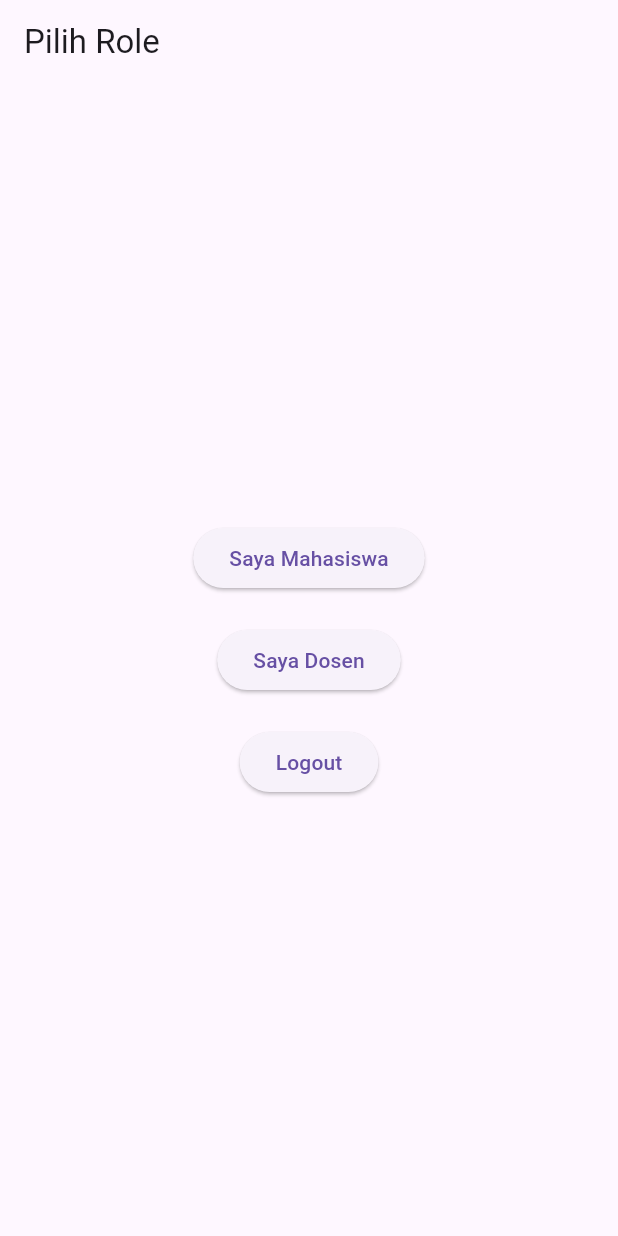
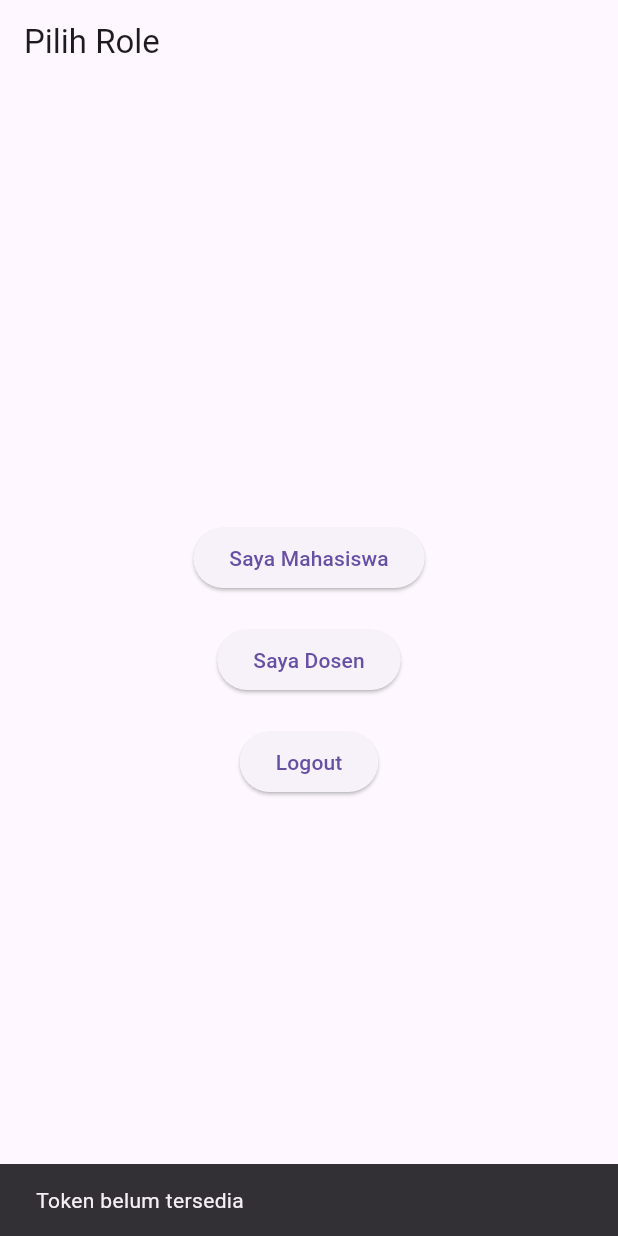
Before and after one commit to Fauzaaannn/quiz_app_websocket, a Flutter app: the RoleSelectionPage screen opened directly with empty values, after a tap on "Saya Mahasiswa", on a phone screen of 412 x 824 dp. Run offline on Flutter 3.47's test engine with Material 3 defaults, Android fonts, the phone set to English and light mode, and no system bars; our stand-ins replace app_links, bloc, equatable, flutter_bloc; network calls fail.

Commit message:
implement cubit in auth - trial

```diff
--- /dev/null
+++ b/quiz_websocket/lib/features/AuthCubit/domain/repositories/auth_repository.dart
@@ -0,0 +1,10 @@
+class RoleSelectResult {
+  final String message;
+  final String? userName;
+  RoleSelectResult({required this.message, this.userName});
+}
+
+abstract class AuthRepository {
+  Future<RoleSelectResult> selectRole({required String token, required String role});
+  Future<void> logout();
+}
--- /dev/null
+++ b/quiz_websocket/lib/features/AuthCubit/presentation/cubit/authcubit_cubit.dart
@@ -0,0 +1,46 @@
+import 'package:bloc/bloc.dart';
+import 'package:equatable/equatable.dart';
+import '../../domain/repositories/auth_repository.dart';
+
+part 'authcubit_state.dart';
+
+class AuthcubitCubit extends Cubit<AuthcubitState> {
+  final AuthRepository _repo;
+  String? _token;
+
+  AuthcubitCubit(this._repo) : super(AuthcubitInitial());
+
+  void setToken(String token) {
+    _token = token;
+    emit(AuthAuthenticated(token: token));
+  }
+
+  Future<void> selectRole(String role) async {
+    final t = _token;
+    if (t == null) {
+      emit(const AuthError('Token belum tersedia'));
+      return;
+    }
+    emit(AuthLoading());
+    try {
+      final result = await _repo.selectRole(token: t, role: role);
+      emit(AuthAuthenticated(
+        token: t,
+        userName: result.userName,
+        role: role,
+        message: result.message,
+      ));
+    } catch (e) {
+      emit(AuthError(e.toString()));
+    }
+  }
+
+  Future<void> logout() async {
+    try {
+      await _repo.logout();
+    } finally {
+      _token = null;
+      emit(AuthUnauthenticated());
+    }
+  }
+}
--- /dev/null
+++ b/quiz_websocket/lib/features/AuthCubit/presentation/cubit/authcubit_state.dart
@@ -0,0 +1,49 @@
+part of 'authcubit_cubit.dart';
+
+abstract class AuthcubitState extends Equatable {
+  const AuthcubitState();
+  @override
+  List<Object?> get props => [];
+}
+
+class AuthcubitInitial extends AuthcubitState {}
+
+class AuthLoading extends AuthcubitState {}
+
+class AuthUnauthenticated extends AuthcubitState {}
+
+class AuthAuthenticated extends AuthcubitState {
+  final String token;
+  final String? userName;
+  final String? role;
+  final String? message;
+  const AuthAuthenticated({
+    required this.token,
+    this.userName,
+    this.role,
+    this.message,
+  });
+
+  AuthAuthenticated copyWith({
+    String? token,
+    String? userName,
+    String? role,
+    String? message,
+  }) =>
+      AuthAuthenticated(
+        token: token ?? this.token,
+        userName: userName ?? this.userName,
+        role: role ?? this.role,
+        message: message ?? this.message,
+      );
+
+  @override
+  List<Object?> get props => [token, userName, role, message];
+}
+
+class AuthError extends AuthcubitState {
+  final String message;
+  const AuthError(this.message);
+  @override
+  List<Object?> get props => [message];
+}
--- a/quiz_websocket/lib/login_page.dart
+++ b/quiz_websocket/lib/login_page.dart
@@ -3,6 +3,8 @@ import 'package:app_links/app_links.dart';
 import 'package:flutter/material.dart';
 import 'package:quiz_websocket/role_selection_page.dart';
 import 'package:url_launcher/url_launcher.dart';
+import 'package:flutter_bloc/flutter_bloc.dart';
+import 'features/AuthCubit/presentation/cubit/authcubit_cubit.dart';
 
 class LoginPage extends StatefulWidget {
   const LoginPage({super.key});
@@ -24,13 +26,19 @@ class _LoginPageState extends State<LoginPage> {
   }
 
   void _handleUri(Uri? uri) {
-    if (uri != null && uri.scheme == 'com.yourapp') { // Cek skema URI
-      final token = uri.queryParameters['access_token']; // Ambil token dari parameter query
+    if (uri != null && uri.scheme == 'com.yourapp') {
+      // Cek skema URI
+      final token =
+          uri.queryParameters['access_token']; // Ambil token dari parameter query
       setState(() {
         _accessToken = token;
       });
       if (!_handledNavigation && token != null && mounted) {
         _handledNavigation = true;
+
+        // Simpan token ke Cubit
+        context.read<AuthcubitCubit>().setToken(token);
+
         // Stop listening to avoid duplicate navigations
         _sub?.cancel();
         Navigator.pushReplacement(
@@ -47,10 +55,13 @@ class _LoginPageState extends State<LoginPage> {
     _sub = _appLinks.uriLinkStream.listen(_handleUri);
   }
 
-  void _launchSSOLogin() async { // Meluncurkan proses login SSO
+  void _launchSSOLogin() async {
+    // Meluncurkan proses login SSO
     const loginUrl = 'http://localhost:3000/login'; // Ganti jika backend online
-    if (await canLaunchUrl(Uri.parse(loginUrl))) { // Cek ketersediaan URL
-      await launchUrl( // Buka URL di browser eksternal
+    if (await canLaunchUrl(Uri.parse(loginUrl))) {
+      // Cek ketersediaan URL
+      await launchUrl(
+        // Buka URL di browser eksternal
         Uri.parse(loginUrl), // URL login SSO
         mode: LaunchMode.externalApplication, // Buka di aplikasi eksternal
       );
--- a/quiz_websocket/lib/quiz_page.dart
+++ b/quiz_websocket/lib/quiz_page.dart
@@ -17,7 +17,7 @@ class _QuizPageState extends State<QuizPage> {
   // Tambahan: tracking pertanyaan terjawab dan pending hide
   final Set<String> _answeredIds = {};
   final Set<String> _pendingHide = {};
-  final int _hideDelayMs = 1500; // atur delay dalam millisecond
+  final int _hideDelayMs = 500; // atur delay dalam millisecond
 
   @override
   void initState() {
--- a/quiz_websocket/lib/role_selection_page.dart
+++ b/quiz_websocket/lib/role_selection_page.dart
@@ -5,28 +5,22 @@ import 'dart:convert';
 import 'package:url_launcher/url_launcher.dart';
 import 'login_page.dart';
 
+import 'package:flutter_bloc/flutter_bloc.dart';
+import 'features/AuthCubit/presentation/cubit/authcubit_cubit.dart';
+
 class RoleSelectionPage extends StatelessWidget {
   final String token;
   const RoleSelectionPage({super.key, required this.token});
 
-  void _submitRole(BuildContext context, String role) async {
-    final response = await http.post(
-      Uri.parse('http://localhost:3000/select-role'),
-      headers: {'Content-Type': 'application/json'},
-      body: jsonEncode({'access_token': token, 'selected_role': role}),
-    );
+  Future<void> _selectRole(BuildContext context, String role) async {
+    // Delegasikan ke Cubit
+    final cubit = context.read<AuthcubitCubit>();
+    await cubit.selectRole(role);
 
-    if (response.statusCode == 200) {
-      String msg = 'Role "$role" selected!';
-      String? userName;
-      try {
-        final data = jsonDecode(response.body) as Map<String, dynamic>;
-        if (data['message'] is String) msg = data['message'] as String;
-        final user = data['user'] as Map<String, dynamic>?;
-        userName =
-            (user?['name'] ?? user?['preferred_username'] ?? user?['email'])
-                ?.toString();
-      } catch (_) {}
+    final state = cubit.state;
+    if (state is AuthAuthenticated) {
+      final msg = state.message ?? 'Role selected';
+      final userName = state.userName;
       ScaffoldMessenger.of(context).showSnackBar(SnackBar(content: Text(msg)));
 
       // Navigate ke QuizPage, kirim nama & role
@@ -34,36 +28,23 @@ class RoleSelectionPage extends StatelessWidget {
         Navigator.push(
           context,
           MaterialPageRoute(
-            builder: (_) => QuizPage(),
+            builder: (_) => const QuizPage(),
             settings: RouteSettings(
               arguments: {'userName': userName, 'role': role},
             ),
           ),
         );
       }
-    } else {
-      String err = 'Failed to select role';
-      try {
-        final data = jsonDecode(response.body) as Map<String, dynamic>;
-        if (data['message'] is String) err = data['message'] as String;
-      } catch (_) {}
-      ScaffoldMessenger.of(context).showSnackBar(SnackBar(content: Text(err)));
+    } else if (state is AuthError) {
+      ScaffoldMessenger.of(
+        context,
+      ).showSnackBar(SnackBar(content: Text(state.message)));
     }
   }
 
   Future<void> _logout(BuildContext context) async {
-    const logoutUrl = 'http://localhost:3000/logout';
-    try {
-      final uri = Uri.parse(logoutUrl);
-      if (await canLaunchUrl(uri)) {
-        // Open the IdP logout via backend, clears SSO cookie in external browser
-        await launchUrl(uri, mode: LaunchMode.externalApplication);
-      }
-    } catch (_) {
-      // ignore, still navigate back locally
-    }
+    await context.read<AuthcubitCubit>().logout();
     if (context.mounted) {
-      // Clear app state and go back to login screen
       Navigator.pushAndRemoveUntil(
         context,
         MaterialPageRoute(builder: (_) => const LoginPage()),
@@ -81,12 +62,12 @@ class RoleSelectionPage extends StatelessWidget {
           mainAxisAlignment: MainAxisAlignment.center,
           children: [
             ElevatedButton(
-              onPressed: () => _submitRole(context, 'mahasiswa'),
+              onPressed: () => _selectRole(context, 'mahasiswa'),
               child: const Text("Saya Mahasiswa"),
             ),
             const SizedBox(height: 20),
             ElevatedButton(
-              onPressed: () => _submitRole(context, 'dosen'),
+              onPressed: () => _selectRole(context, 'dosen'),
               child: const Text("Saya Dosen"),
             ),
             const SizedBox(height: 20),
--- a/quiz_websocket/pubspec.yaml
+++ b/quiz_websocket/pubspec.yaml
@@ -29,9 +29,12 @@ environment:
 # versions available, run `flutter pub outdated`.
 dependencies:
   app_links: ^6.4.0
+  bloc: ^9.0.0
   cupertino_icons: ^1.0.8
+  equatable: ^2.0.7
   flutter:
     sdk: flutter
+  flutter_bloc: ^9.1.1
   http: ^1.5.0
   url_launcher: ^6.3.2
   web_socket_channel: ^3.0.3
```
Also changed, not shown: quiz_websocket/lib/features/AuthCubit/data/datasources/auth_datasources.dart (added, +43 -0 lines), quiz_websocket/lib/features/AuthCubit/data/repositories/auth_repository_impl.dart (added, +25 -0 lines), quiz_websocket/lib/main.dart (+12 -5 lines), quiz_websocket/pubspec.lock.
